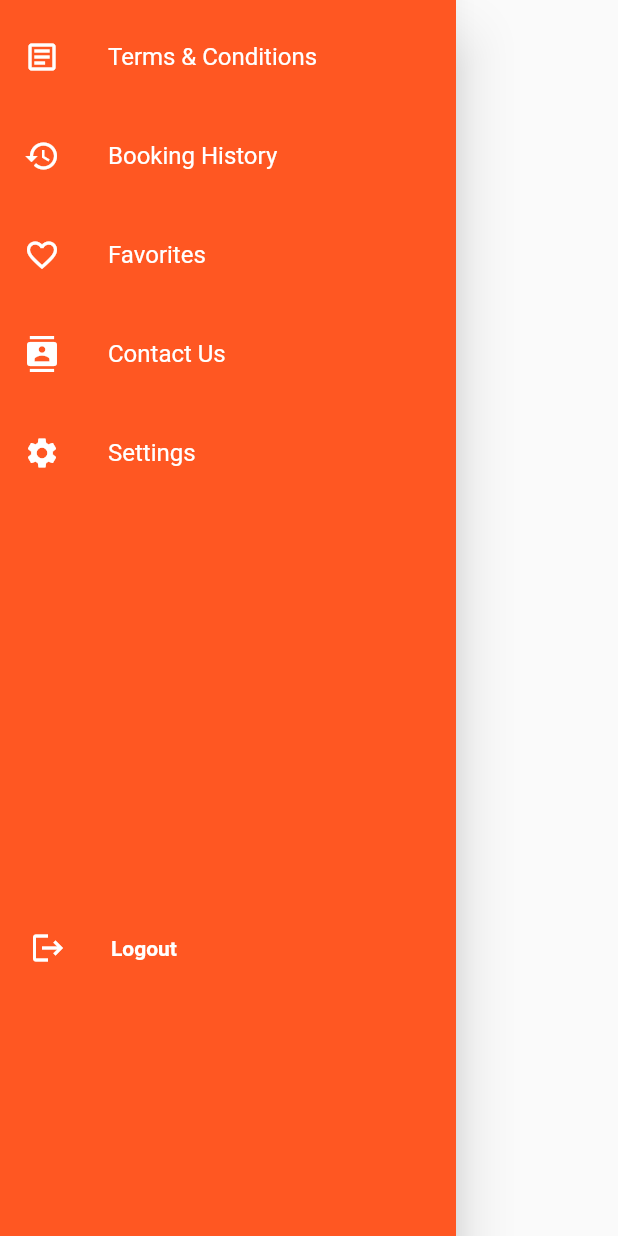
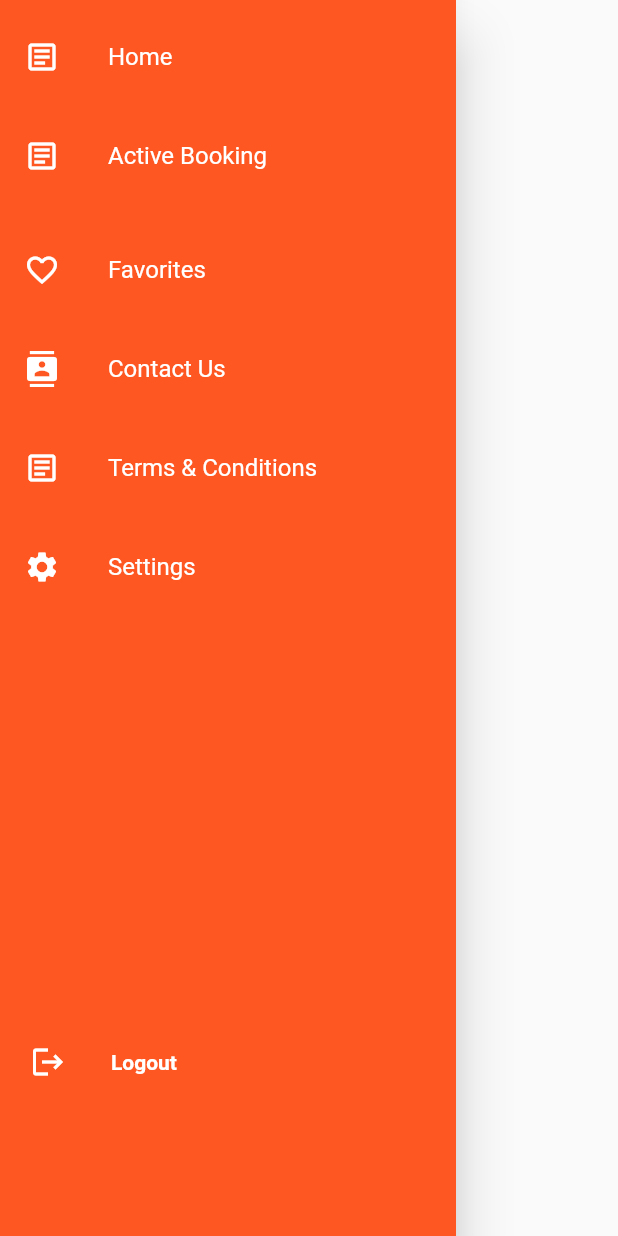
Before and after one commit to ekyut123/THESIS, a Flutter app: the NavigationDrawerWidget widget shown alone on an empty page, opened directly, on a phone screen of 412 x 824 dp. Run offline on Flutter 3.47's test engine with Material 2 defaults, Android fonts, the light colour scheme and no system bars; our stand-ins replace anim_search_bar, cloud_firestore, firebase_auth, firebase_core, form_field_validator, intl_phone_field and 1 more; missing offline and left inert: date_time_picker_widget; accounts and stored records are empty.

Commit message:
Update navigation_drawer.dart

```diff
--- a/lib/widgets/navigation_drawer.dart
+++ b/lib/widgets/navigation_drawer.dart
@@ -1,51 +1,148 @@
 import 'package:cloud_firestore/cloud_firestore.dart';
 import 'package:firebase_auth/firebase_auth.dart';
 import 'package:flutter/material.dart';
-import 'package:flutter_firebase_users/pages/navpages/settings_page.dart';
-import 'package:flutter_firebase_users/pages/navpages/termsandconditions_page.dart';
-import 'package:flutter_firebase_users/pages/navpages/contact-us_page.dart';
-import 'package:flutter_firebase_users/pages/navpages/booking-history.dart';
-import 'package:flutter_firebase_users/pages/navpages/settings_page.dart';
+import '../navpages/contact-us_page.dart';
+import '../consumer.dart';
+import '../navpages/active_booking.dart';
+import '../navpages/settings_page.dart';
+import '../navpages/termsandconditions_page.dart';
+
+
+  final FirebaseAuth _auth = FirebaseAuth.instance;
+  String email = "";
+  String firstName = "";
+  String lastName = "";
+  String phoneNumber = "";
+  String uid = "";
 
 class NavigationDrawerWidget extends StatelessWidget {
-  const NavigationDrawerWidget({super.key});
+
+  const NavigationDrawerWidget({
+    super.key, required String consumeremail, required String consumerfirstname, required String consumerlastname, required String consumerphonenum,
+    });
   Future<void> _signOut() async {
     FirebaseAuth.instance.signOut();
   }
 
   @override
   Widget build(BuildContext context) {
+
+    Future<DocumentSnapshot<Map<String, dynamic>>> getUser() async {
+    User? user = _auth.currentUser!;
+    return await FirebaseFirestore.instance
+        .collection('Users')
+        .doc(user.uid)
+        .get();
+  }
+    return FutureBuilder(
+      future: getUser(),
+      builder: (context, snapshot) {
+        if (snapshot.connectionState == ConnectionState.waiting) {
+          return const Center(child: CircularProgressIndicator());
+        }
+        if (snapshot.hasError) {
+          return const Center(child: Text('some error occured'));
+        }
+        if(snapshot.hasData){
+          email = snapshot.data!['email'];
+          firstName = snapshot.data!['first name'];
+          uid = snapshot.data!['id'];
+          lastName = snapshot.data!['last name'];
+          phoneNumber = snapshot.data!['phone number'];
+
           return Drawer(
             child: Material(
               color: Colors.deepOrange,
               child: ListView(
                 children: <Widget>[
                   const SizedBox(height: 10.0),
+                  //home
                   buildMenuItem(
-                text: 'Terms & Conditions',
+                    text: 'Home',
                     icon: Icons.article_outlined,
-                onClicked: (() => selectedItem(context, 0))),
+                    onClicked: (() {
+                      Navigator.push(
+                        context,
+                        MaterialPageRoute(
+                          builder: (BuildContext context) => const ConsumerPage(),
+                        )
+                      );
+                    })
+                  ),
                   const SizedBox(height: 10.0),
+                  // terms and condition
                   buildMenuItem(
-                text: 'Booking History',
-                icon: Icons.history,
-                onClicked: (() => bookingHistory(context, 0))),
+                    text: 'Active Booking',
+                    icon: Icons.article_outlined,
+                    onClicked: (() {
+                      Navigator.push(
+                        context,
+                        MaterialPageRoute(
+                          builder: (BuildContext context) => const ActiveBookingPage(),
+                        )
+                      );
+                    })
+                  ),
                   const SizedBox(height: 10.0),
+                  //booking history
+                  // buildMenuItem(
+                  //   text: 'Booking History',
+                  //   icon: Icons.history,
+                  //   onClicked: (() {
+                  //     Navigator.push(
+                  //       context,
+                  //       MaterialPageRoute(
+                  //         builder: (BuildContext context) => const BookingHistory(),
+                  //       )
+                  //     );
+                  //   })
+                  // ),
+                  const SizedBox(height: 10.0),
+                  //fave
                   buildMenuItem(
                     text: 'Favorites',
                     icon: Icons.favorite_border,
                   ),
                   const SizedBox(height: 10.0),
+                  //contact us
                   buildMenuItem(
                     text: 'Contact Us',
                     icon: Icons.contacts,
-              onClicked: (() => contactUs(context, 0)),
+                    onClicked: (() {
+                      Navigator.push(
+                        context,
+                        MaterialPageRoute(
+                          builder: (BuildContext context) => const ContactUs(),
+                        )
+                      );
+                    })
+                  ),
+                  const SizedBox(height: 10.0),
+                  //terms and condition
+                  buildMenuItem(
+                    text: 'Terms & Conditions',
+                    icon: Icons.article_outlined,
+                    onClicked: (() {
+                      Navigator.push(
+                        context,
+                        MaterialPageRoute(
+                          builder: (BuildContext context) => TermsAndConditions(),
+                        )
+                      );
+                    })
                   ),
                   const SizedBox(height: 10.0),
                   buildMenuItem(
                     text: 'Settings',
                     icon: Icons.settings,
-              onClicked: (() => settingsPage(context, 0)),
+                    onClicked: (() {
+                      Navigator.push(
+                        context,
+                        MaterialPageRoute(
+                          builder: (BuildContext context) => const SettingsPage(),
+                        )
+                      );
+                    })
                   ),
                   const SizedBox(height: 270.0),
                   //added for logout -rob :)
@@ -76,38 +173,9 @@ class NavigationDrawerWidget extends StatelessWidget {
             ),
           );
         }
-
-  settingsPage(BuildContext context, int index) {
-    switch (index) {
-      case 0:
-        Navigator.of(context).push(MaterialPageRoute(
-          builder: (context) => SettingsPage(),
-        ));
-        break;
-      default:
+        return const Center(child: CircularProgressIndicator());
       }
-  }
-
-  bookingHistory(BuildContext context, int index) {
-    switch (index) {
-      case 0:
-        Navigator.of(context).push(MaterialPageRoute(
-          builder: (context) => BookingHistory(),
-        ));
-        break;
-      default:
-    }
-  }
-
-  contactUs(BuildContext context, int index) {
-    switch (index) {
-      case 0:
-        Navigator.of(context).push(MaterialPageRoute(
-          builder: (context) => ContactUs(),
-        ));
-        break;
-      default:
-    }
+    );
   }
 
   Widget buildMenuItem({
@@ -124,15 +192,4 @@ class NavigationDrawerWidget extends StatelessWidget {
       onTap: onClicked,
     );
   }
-
-  void selectedItem(BuildContext context, int index) {
-    switch (index) {
-      case 0:
-        Navigator.of(context).push(MaterialPageRoute(
-          builder: (context) => TermsAndConditions(),
-        ));
-        break;
-      default:
 }
-  }
-}
```
Lines whose indentation alone changed are shown as unchanged.
